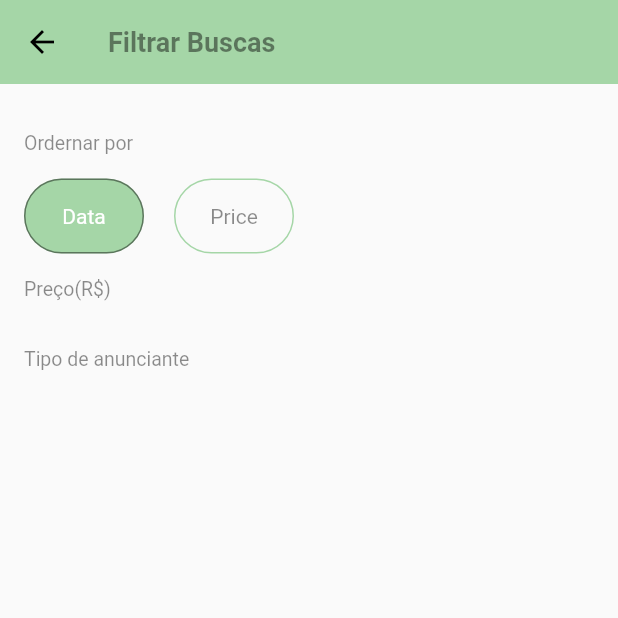
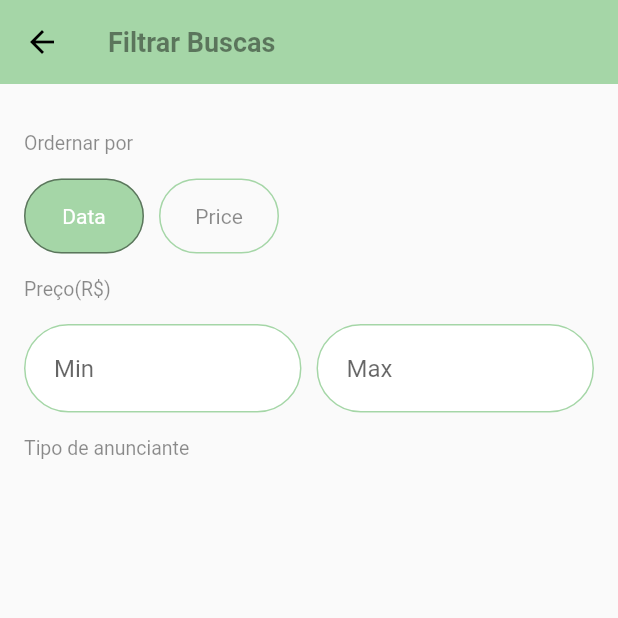
Before and after one commit to Judsonn/e-commerce, a Flutter app: the FilterPage screen opened directly, on a phone screen of 412 x 824 dp, the top half of it. Run offline on Flutter 3.47's test engine with Material 2 defaults, Android fonts, the phone set to English and light mode, and no system bars; our stand-ins replace brasil_fields, rxdart.

Commit message:
create file PriceRangeField

```diff
--- a/lib/pages/filter/filter_page.dart
+++ b/lib/pages/filter/filter_page.dart
@@ -1,5 +1,6 @@
 import 'package:e_comerce/models/filter_model.dart';
 import 'package:e_comerce/pages/filter/widgets/order_by_field.dart';
+import 'package:e_comerce/pages/filter/widgets/price_range_field.dart';
 import 'package:e_comerce/pages/filter/widgets/section_title.dart';
 import 'package:flutter/material.dart';
 
@@ -39,6 +40,7 @@ class _FilterPageState extends State<FilterPage> {
                   }
                 ),
                 const SectionTitle(title:"Preço(R\$)"),
+                PriceRangeField(),
                 const SectionTitle(title:"Tipo de anunciante"),
               ],
             ),
--- a/lib/pages/filter/widgets/order_by_field.dart
+++ b/lib/pages/filter/widgets/order_by_field.dart
@@ -35,7 +35,7 @@ class OrderByField extends StatelessWidget {
                 ),),
               ),
             ),
-            SizedBox(width: 20,),
+            SizedBox(width: 10,),
             GestureDetector(
               onTap: (){
                 state.didChange(OrderBy.PRICE);
--- /dev/null
+++ b/lib/pages/filter/widgets/price_range_field.dart
@@ -0,0 +1,74 @@
+import 'package:brasil_fields/brasil_fields.dart';
+import 'package:flutter/material.dart';
+import 'package:flutter/services.dart';
+
+class PriceRangeField extends StatelessWidget {
+  @override
+  Widget build(BuildContext context) {
+    return Row(
+      children: <Widget>[
+        Expanded(
+          child: TextFormField(
+            decoration: InputDecoration(
+              enabledBorder: OutlineInputBorder(
+              borderRadius: BorderRadius.circular(30.0),
+              borderSide: BorderSide(style: BorderStyle.solid, color: Theme.of(context).primaryColor, width: 1),
+            ),
+              border: OutlineInputBorder(
+              borderRadius: BorderRadius.circular(30.0),
+            ),
+              hintText: 'Min'
+            ),
+
+            keyboardType: const TextInputType.numberWithOptions(decimal: false),
+            inputFormatters: [
+              //campo só aceita digitos
+              WhitelistingTextInputFormatter.digitsOnly,
+              RealInputFormatter(centavos: false),
+            ],
+
+            initialValue: null,
+            onSaved: (s){
+
+            },
+
+            validator: (s){
+              return null;
+            },
+          ),
+        ),
+        SizedBox(width: 10,),
+        Expanded(
+          child: TextFormField(
+            decoration: InputDecoration(
+              enabledBorder: OutlineInputBorder(
+              borderRadius: BorderRadius.circular(30.0),
+              borderSide: BorderSide(style: BorderStyle.solid, color: Theme.of(context).primaryColor, width: 1),
+            ),
+              border: OutlineInputBorder(
+              borderRadius: BorderRadius.circular(30.0),
+            ),
+              hintText: 'Max'
+            ),
+
+            keyboardType: const TextInputType.numberWithOptions(decimal: false),
+            inputFormatters: [
+              //campo só aceita digitos
+              WhitelistingTextInputFormatter.digitsOnly,
+              RealInputFormatter(centavos: false),
+            ],
+
+            initialValue: null,
+            onSaved: (s){
+
+            },
+
+            validator: (s){
+              return null;
+            },
+          ),
+        ),
+      ],
+    );
+  }
+}
--- a/lib/pages/home/widgets/search_dialog.dart
+++ b/lib/pages/home/widgets/search_dialog.dart
@@ -13,6 +13,7 @@ class _SearchDialogState extends State<SearchDialog> {
 
   _SearchDialogState(String currentSearch) :
     _controller = TextEditingController(text: currentSearch);
+
   final TextEditingController _controller;
   @override
   Widget build(BuildContext context) {
@@ -29,7 +30,9 @@ class _SearchDialogState extends State<SearchDialog> {
               textInputAction: TextInputAction.search,
               autofocus: true,
               decoration: InputDecoration(
-                // border: BorderRadius.all(10),
+                border: OutlineInputBorder(
+                 borderRadius: BorderRadius.only(bottomLeft: Radius.circular(30), bottomRight: Radius.circular(30)),
+            ),
                 prefixIcon: IconButton(
                   icon: Icon(Icons.arrow_back),
                   onPressed: (){
--- a/lib/root/root_app.dart
+++ b/lib/root/root_app.dart
@@ -30,13 +30,13 @@ class RootApp extends StatelessWidget {
             focusColor: Colors.white,
             contentPadding: EdgeInsets.all(20),
             filled: true,
-            enabledBorder: OutlineInputBorder(
-              borderRadius: BorderRadius.circular(8.0),
-              borderSide: BorderSide(style: BorderStyle.solid),
-            ),
-            border: OutlineInputBorder(
-              borderRadius: BorderRadius.only(bottomRight: Radius.circular(30), bottomLeft: Radius.circular(30)),
-            ),
+            // enabledBorder: OutlineInputBorder(
+            //   borderRadius: BorderRadius.circular(30.0),
+            //   borderSide: BorderSide(style: BorderStyle.solid),
+            // ),
+            // border: OutlineInputBorder(
+            //   borderRadius: BorderRadius.circular(30),
+            // ),
           ),
         ),
         home: BaseScreen(),
```
